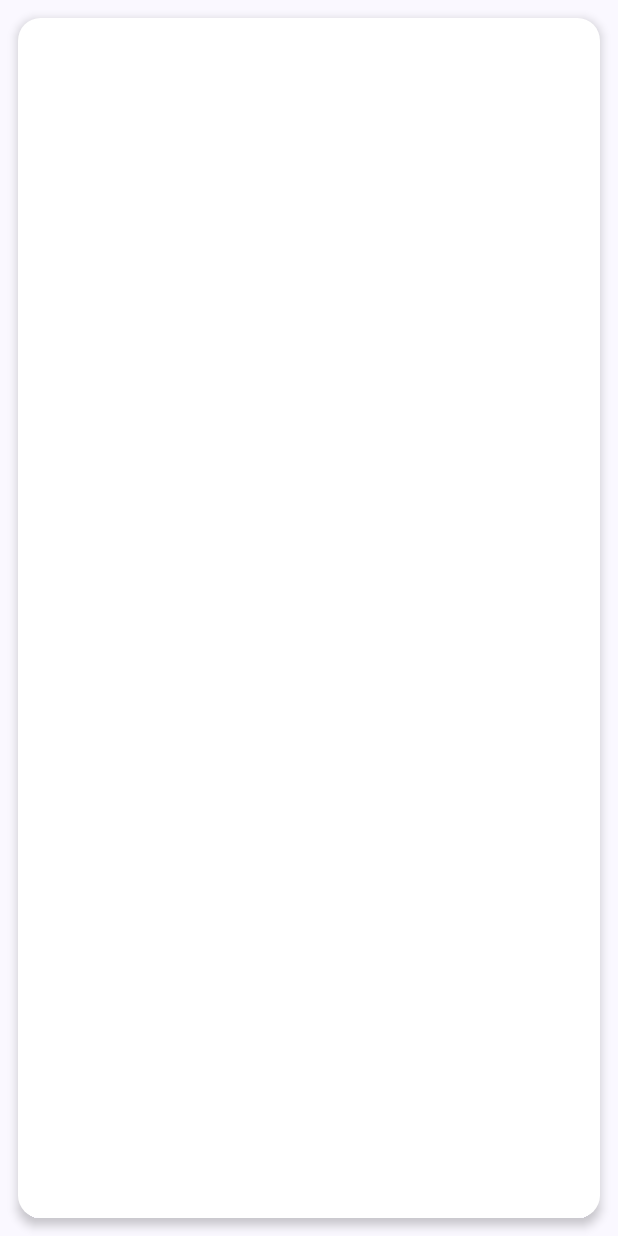
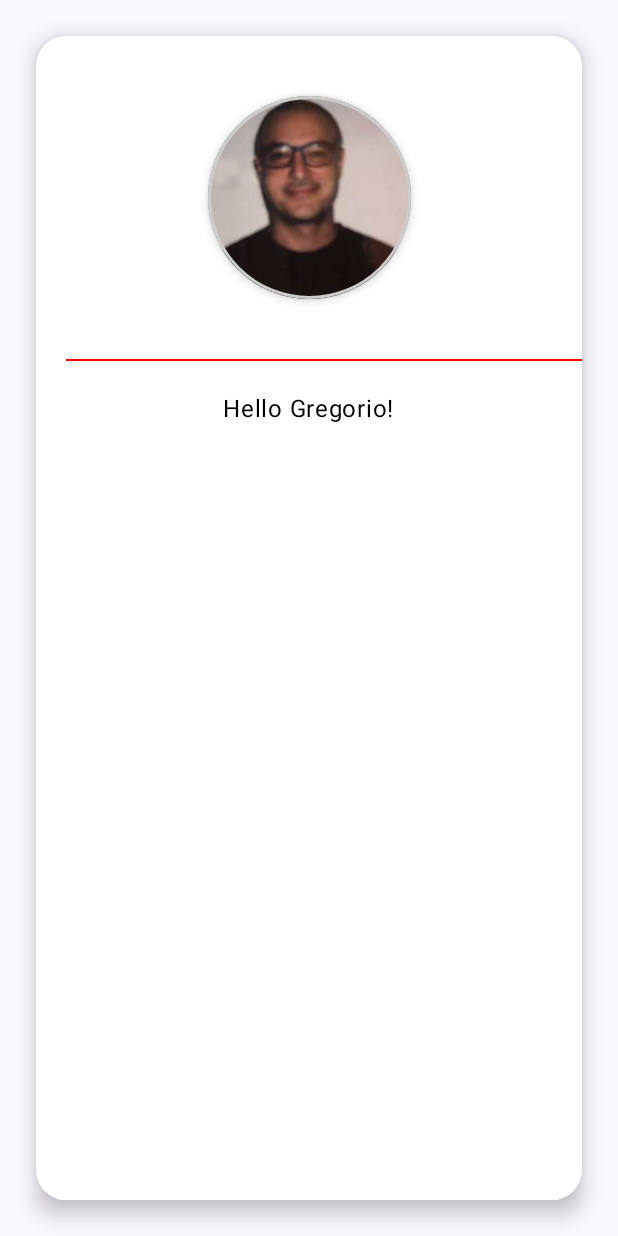
Before and after one commit to gregoriomassarabbc/ORJetPack, an Android app built with Jetpack Compose: the screen it shows after launch (MainActivity), on a phone screen of 412 x 824 dp. Run offline under Robolectric (Android 15) with nearby library versions, the phone set to English and light mode, and no system bars.

Commit message:
Add profile picture, Divider and Text.

```diff
--- a/app/src/main/java/uk/co/bbc/orjetpack/MainActivity.kt
+++ b/app/src/main/java/uk/co/bbc/orjetpack/MainActivity.kt
@@ -3,24 +3,32 @@ package uk.co.bbc.orjetpack
 import android.os.Bundle
 import androidx.activity.ComponentActivity
 import androidx.activity.compose.setContent
+import androidx.compose.foundation.BorderStroke
+import androidx.compose.foundation.Image
+import androidx.compose.foundation.layout.Arrangement
+import androidx.compose.foundation.layout.Column
 import androidx.compose.foundation.layout.fillMaxHeight
 import androidx.compose.foundation.layout.fillMaxSize
 import androidx.compose.foundation.layout.fillMaxWidth
 import androidx.compose.foundation.layout.height
 import androidx.compose.foundation.layout.padding
+import androidx.compose.foundation.layout.size
 import androidx.compose.foundation.layout.width
+import androidx.compose.foundation.shape.CircleShape
 import androidx.compose.foundation.shape.CornerSize
 import androidx.compose.foundation.shape.RoundedCornerShape
 import androidx.compose.material3.Card
-import androidx.compose.material3.CardColors
 import androidx.compose.material3.CardDefaults
-import androidx.compose.material3.CardElevation
+import androidx.compose.material3.Divider
 import androidx.compose.material3.MaterialTheme
 import androidx.compose.material3.Surface
 import androidx.compose.material3.Text
 import androidx.compose.runtime.Composable
+import androidx.compose.ui.Alignment
 import androidx.compose.ui.Modifier
 import androidx.compose.ui.graphics.Color
+import androidx.compose.ui.layout.ContentScale
+import androidx.compose.ui.res.painterResource
 import androidx.compose.ui.tooling.preview.Preview
 import androidx.compose.ui.unit.dp
 import uk.co.bbc.orjetpack.ui.theme.ORJetPackTheme
@@ -44,30 +52,68 @@ class MainActivity : ComponentActivity() {
 
 @Composable
 fun CreateBizCard() {
-    Surface(modifier = Modifier
-        .fillMaxWidth()
-        .fillMaxHeight()) {
-
-        Card(modifier = Modifier
-            .width(200.dp)
-            .height(390.dp)
-            .padding(12.dp),
-            shape = RoundedCornerShape(corner = CornerSize(15.dp)),
+    Surface(
+        modifier = Modifier
+            .fillMaxWidth()
+            .fillMaxHeight()
+    ) {
+        Card(
+            modifier = Modifier
+                .width(200.dp)
+                .height(390.dp)
+                .padding(24.dp),
+            shape = RoundedCornerShape(
+                corner = CornerSize(20.dp)
+            ),
             colors = CardDefaults.cardColors(Color.White),
-            elevation = CardDefaults.cardElevation(4.dp)
+            elevation = CardDefaults.cardElevation(8.dp)
         ) {
-
+            Column(
+                modifier = Modifier.height(400.dp),
+                verticalArrangement = Arrangement.Top,
+                horizontalAlignment = Alignment.CenterHorizontally
+            ) {
+                CreateImageProfile(modifier = Modifier.padding(40.dp))
+                Divider(
+                    modifier = Modifier.padding(20.dp, top = 0.dp, bottom = 20.dp), color = Color.Red,
+                    thickness = 1.dp
+                )
+                Greeting(
+                    name = "Gregorio",
+                    modifier = Modifier
+                        .align(Alignment.CenterHorizontally)
+                )
+            }
         }
-
     }
 
+}
+
+// we can pass an optional Modifier into our function
+@Composable
+private fun CreateImageProfile(modifier: Modifier = Modifier) {
+    Surface(
+        modifier,
+        shape = CircleShape,
+        border = BorderStroke(1.5.dp, Color.LightGray),
+        shadowElevation = 4.dp,
+        color = MaterialTheme.colorScheme.onSurface.copy(alpha = 0.5f)
+    ) {
+        Image(
+            painter = painterResource(id = R.drawable.me_fixed),
+            contentDescription = "Gregorio image",
+            modifier = Modifier.size(135.dp),
+            contentScale = ContentScale.Crop
+        )
+    }
 }
 
 @Composable
 fun Greeting(name: String, modifier: Modifier = Modifier) {
     Text(
         text = "Hello $name!",
-        modifier = modifier
+        modifier,
+        color = Color.Black
     )
 }
 
```
Also changed, not shown: app/src/main/res/drawable/me_fixed.png (added).
